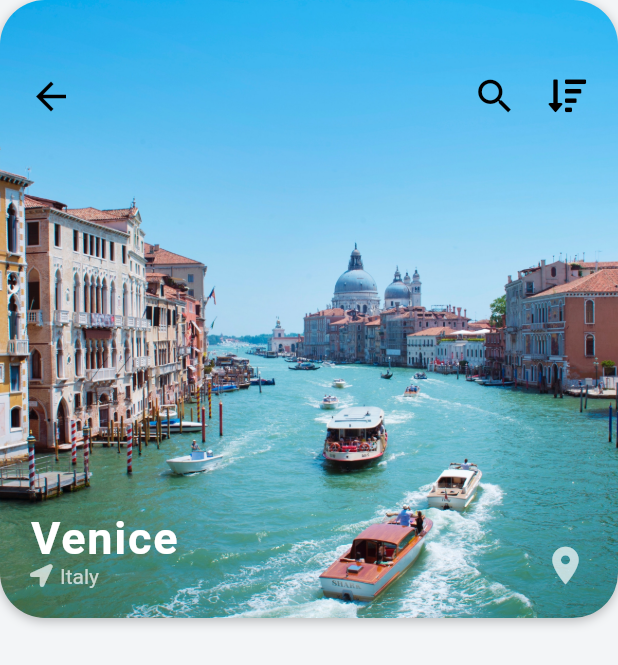
After one commit to victorfrankenstein245/vistahood_travel_ui, a Flutter app: the screen it shows after launch, after a tap on an icon or button, on a phone screen of 412 x 824 dp. The commit adds this screen. Shown: the top 665 px of the screen. Run offline on Flutter 3.47's test engine with Material 2 defaults, Android fonts, the phone set to English and light mode, and no system bars; our stand-ins replace font_awesome_flutter; network calls fail.

Commit message:
destination screen

```diff
--- a/lib/screens/home_screen.dart
+++ b/lib/screens/home_screen.dart
@@ -84,6 +84,11 @@ class _HomeScreenState extends State<HomeScreen> {
       ),
       bottomNavigationBar: BottomNavigationBar(
         currentIndex: _currentTab,
+        onTap: (int value) {
+          setState(() {
+            _currentTab = value;
+          });
+        },
         items: [
           BottomNavigationBarItem(
             icon: Icon(
--- /dev/null
+++ b/lib/screens/widgets/Destination_screen.dart
@@ -0,0 +1,124 @@
+import 'package:flutter/material.dart';
+import 'package:font_awesome_flutter/font_awesome_flutter.dart';
+import 'package:vistahood_travel_ui/models/destination_model.dart';
+
+class DestinationScreen extends StatefulWidget {
+  // const DestinationScreen({key, this.destination}) : super(key: key);
+  final Destination destination;
+
+  DestinationScreen({this.destination});
+  @override
+  _DestinationScreenState createState() => _DestinationScreenState();
+}
+
+class _DestinationScreenState extends State<DestinationScreen> {
+  @override
+  Widget build(BuildContext context) {
+    return Scaffold(
+      body: Column(
+        children: [
+          Stack(
+            children: [
+              Container(
+                height: MediaQuery.of(context).size.width,
+                decoration: BoxDecoration(
+                  borderRadius: BorderRadius.circular(30.0),
+                  boxShadow: [
+                    BoxShadow(
+                        color: Colors.black26,
+                        offset: Offset(0.0, 2.0),
+                        blurRadius: 6.0),
+                  ],
+                ),
+                child: Hero(
+                  tag: widget.destination.imageUrl,
+                  child: ClipRRect(
+                    borderRadius: BorderRadius.circular(30),
+                    child: Image(
+                      image: AssetImage(widget.destination.imageUrl),
+                      fit: BoxFit.cover,
+                    ),
+                  ),
+                ),
+              ),
+              Padding(
+                padding: EdgeInsets.symmetric(horizontal: 10, vertical: 40),
+                child: Row(
+                  mainAxisAlignment: MainAxisAlignment.spaceBetween,
+                  children: [
+                    IconButton(
+                      icon: Icon(Icons.arrow_back),
+                      iconSize: 30,
+                      color: Colors.black,
+                      onPressed: () {
+                        Navigator.pop(context);
+                      },
+                    ),
+                    Row(
+                      children: [
+                        IconButton(
+                          icon: Icon(Icons.search),
+                          iconSize: 30,
+                          color: Colors.black,
+                          onPressed: () {},
+                        ),
+                        IconButton(
+                          icon: Icon(FontAwesomeIcons.sortAmountDown),
+                          iconSize: 25,
+                          color: Colors.black,
+                          onPressed: () {},
+                        ),
+                      ],
+                    )
+                  ],
+                ),
+              ),
+              Positioned(
+                left: 20,
+                bottom: 20,
+                child: Column(
+                  crossAxisAlignment: CrossAxisAlignment.start,
+                  children: [
+                    Text(
+                      widget.destination.city,
+                      style: TextStyle(
+                          fontSize: 30,
+                          fontWeight: FontWeight.w600,
+                          color: Colors.white,
+                          letterSpacing: 1.2),
+                    ),
+                    Row(
+                      children: [
+                        Icon(
+                          FontAwesomeIcons.locationArrow,
+                          size: 15,
+                          color: Colors.white70,
+                        ),
+                        SizedBox(width: 5),
+                        Text(
+                          widget.destination.country,
+                          style: TextStyle(
+                            color: Colors.white70,
+                          ),
+                        ),
+                      ],
+                    ),
+                  ],
+                ),
+              ),
+              Positioned(
+                right: 20,
+                bottom: 20,
+                child: Icon(
+                  Icons.location_on,
+                  color: Colors.white70,
+                  size: 30,
+                ),
+              )
+            ],
+          ),
+        ],
+      ),
+    );
+  }
+}
--- a/lib/screens/widgets/destination_tap.dart
+++ b/lib/screens/widgets/destination_tap.dart
@@ -1,6 +1,7 @@
 import 'package:flutter/material.dart';
 import 'package:font_awesome_flutter/font_awesome_flutter.dart';
 import 'package:vistahood_travel_ui/models/destination_model.dart';
+import 'package:vistahood_travel_ui/screens/widgets/Destination_screen.dart';
 
 class DestinationTab extends StatelessWidget {
   const DestinationTab({
@@ -50,7 +51,16 @@ class DestinationTab extends StatelessWidget {
               itemCount: destinations.length,
               itemBuilder: (BuildContext context, int index) {
                 Destination destination = destinations[index];
-                return Container(
+                return GestureDetector(
+                  onTap: () => Navigator.push(
+                    context,
+                    MaterialPageRoute(
+                      builder: (_) => DestinationScreen(
+                        destination: destination,
+                      ),
+                    ),
+                  ),
+                  child: Container(
                     margin: EdgeInsets.all(10),
                     // color: Colors.red,
                     width: 210,
@@ -102,13 +112,16 @@ class DestinationTab extends StatelessWidget {
                           ),
                           child: Stack(
                             children: [
-                            ClipRRect(
+                              Hero(
+                                tag: destination.imageUrl,
+                                child: ClipRRect(
                                   borderRadius: BorderRadius.circular(20),
                                   child: Image(
                                     image: AssetImage(destination.imageUrl),
                                     height: 180,
                                     width: 180,
                                     fit: BoxFit.cover,
+                                  ),
                                 ),
                               ),
                               Positioned(
@@ -149,6 +162,7 @@ class DestinationTab extends StatelessWidget {
                         ),
                       ],
                     ),
+                  ),
                 );
               }),
         )
```
Lines whose indentation alone changed are shown as unchanged.
